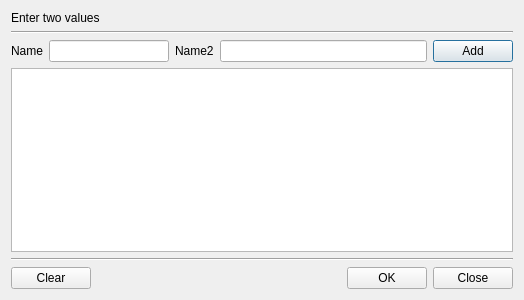
Qt form BerEditor/two_list_dlg.ui (jykim74/BerEditor) before a commit.
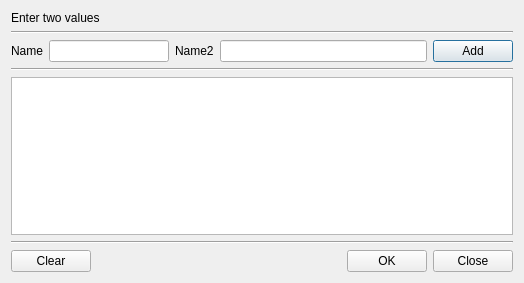
The same form after that commit.

What changed in the file:
```diff
--- a/BerEditor/two_list_dlg.ui
+++ b/BerEditor/two_list_dlg.ui
@@ -7,7 +7,7 @@
     <x>0</x>
     <y>0</y>
     <width>524</width>
-    <height>300</height>
+    <height>283</height>
    </rect>
   </property>
   <property name="windowTitle">
@@ -66,6 +66,13 @@
      </item>
     </layout>
    </item>
+   <item>
+    <widget class="Line" name="line_3">
+     <property name="orientation">
+      <enum>Qt::Horizontal</enum>
+     </property>
+    </widget>
+   </item>
    <item>
     <widget class="QTableWidget" name="mNameTable">
      <property name="minimumSize">
```
